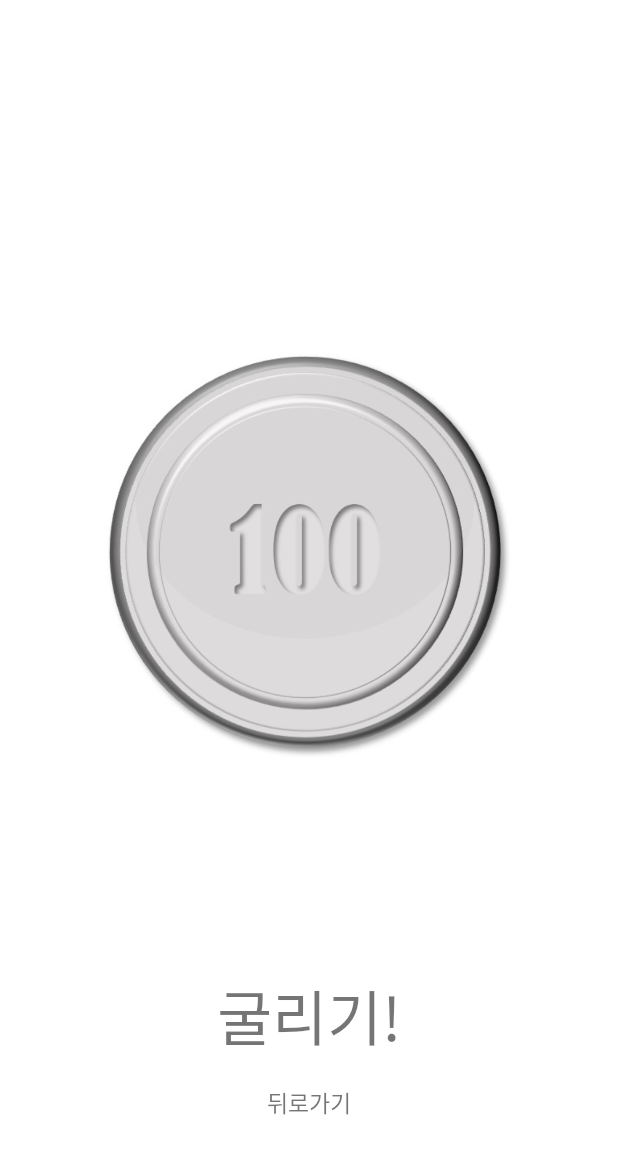
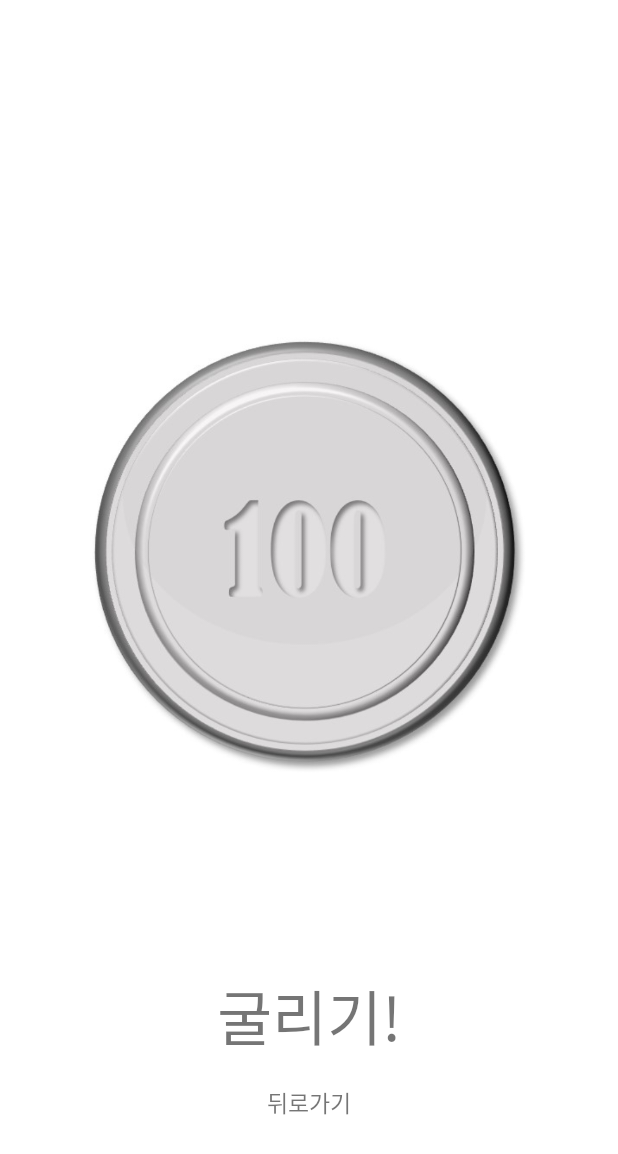
Before and after one commit to ThinkingDobby/NewBetGame, an Android app: the layout activity_coin_start.xml on its own in the app's theme, with its tools: preview values and no code run, on a phone screen of 412 x 824 dp. Shown: the top 1154 px of the screen. Run offline under Robolectric (Android 15) with nearby library versions, the light colour scheme and no system bars.

Commit message:
2021-01-20 앱 아이콘 수정중

```diff
--- a/app/src/main/AndroidManifest.xml
+++ b/app/src/main/AndroidManifest.xml
@@ -4,12 +4,12 @@
 
     <application
         android:allowBackup="true"
-        android:icon="@mipmap/ic_launcher"
+        android:icon="@drawable/newbetgame_icon"
         android:label="@string/app_name"
-        android:roundIcon="@mipmap/ic_launcher_round"
+        android:roundIcon="@drawable/newbetgame_icon"
         android:supportsRtl="true"
         android:theme="@style/AppTheme">
-        <activity android:name=".DiceStartActivity"/>
+        <activity android:name=".DiceStartActivity" />
         <activity android:name=".CoinStartActivity" />
         <activity android:name=".SubActivity" />
         <activity android:name=".MainActivity">
--- /dev/null
+++ b/app/src/main/res/anim/fadein.xml
@@ -0,0 +1,6 @@
+<?xml version="1.0" encoding="utf-8"?>
+<alpha
+    xmlns:android="http://schemas.android.com/apk/res/android"
+    android:duration="400"
+    android:fromAlpha="0.0"
+    android:toAlpha="1.0"/>
--- /dev/null
+++ b/app/src/main/res/anim/fadeout.xml
@@ -0,0 +1,6 @@
+<?xml version="1.0" encoding="utf-8"?>
+<alpha
+    xmlns:android="http://schemas.android.com/apk/res/android"
+    android:duration="200"
+    android:fromAlpha="1.0"
+    android:toAlpha="0.0" />
--- a/app/src/main/res/layout/activity_coin_start.xml
+++ b/app/src/main/res/layout/activity_coin_start.xml
@@ -25,12 +25,12 @@
         android:id="@+id/iv_coinStart_coin"
         android:layout_width="0dp"
         android:layout_height="0dp"
-        android:layout_marginStart="70dp"
-        android:layout_marginLeft="70dp"
-        android:layout_marginTop="70dp"
-        android:layout_marginEnd="70dp"
-        android:layout_marginRight="70dp"
-        android:layout_marginBottom="70dp"
+        android:layout_marginStart="60dp"
+        android:layout_marginLeft="60dp"
+        android:layout_marginTop="60dp"
+        android:layout_marginEnd="60dp"
+        android:layout_marginRight="60dp"
+        android:layout_marginBottom="60dp"
         app:layout_constraintBottom_toTopOf="@+id/guideline11"
         app:layout_constraintEnd_toEndOf="parent"
         app:layout_constraintStart_toStartOf="parent"
--- a/app/src/main/res/values/strings.xml
+++ b/app/src/main/res/values/strings.xml
@@ -1,3 +1,3 @@
 <resources>
-    <string name="app_name">NewBetGame</string>
+    <string name="app_name">내기게임</string>
 </resources>
--- a/app/src/main/res/values/styles.xml
+++ b/app/src/main/res/values/styles.xml
@@ -6,6 +6,10 @@
         <item name="colorPrimary">@color/colorPrimary</item>
         <item name="colorPrimaryDark">@color/colorPrimaryDark</item>
         <item name="colorAccent">@color/colorAccent</item>
+
+        <item name="windowActionBar">false</item>
+        <item name="windowNoTitle">true</item>
+        <item name="android:windowFullscreen">true</item>
     </style>
 
 </resources>
```
Also changed, not shown: app/src/main/java/com/thinkingdobby/newbetgame/CoinStartActivity.kt (+18 -0 lines), app/src/main/java/com/thinkingdobby/newbetgame/DiceStartActivity.kt (+18 -0 lines), app/src/main/java/com/thinkingdobby/newbetgame/MainActivity.kt (+16 -1 lines), app/src/main/java/com/thinkingdobby/newbetgame/SubActivity.kt (+22 -0 lines), app/src/main/res/drawable-v24/icon.jpg (added), app/src/main/res/drawable-v24/newbetgame_icon.png (added).
